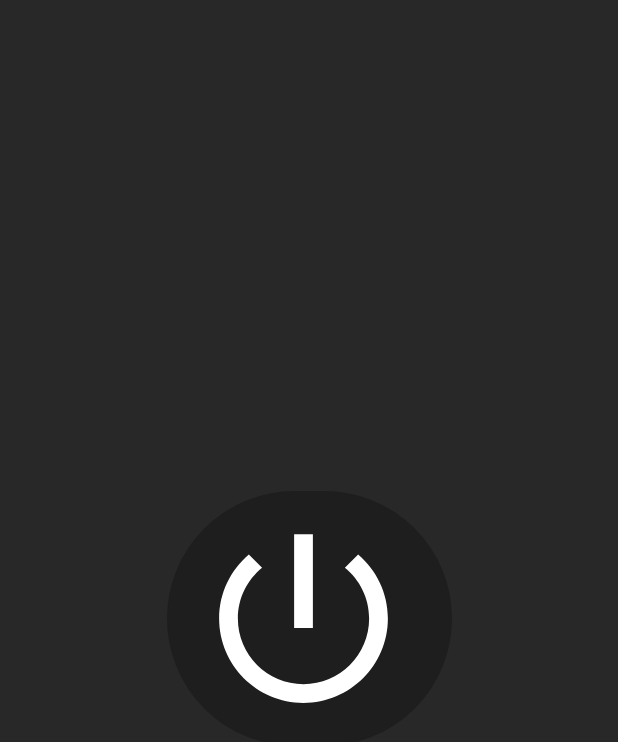
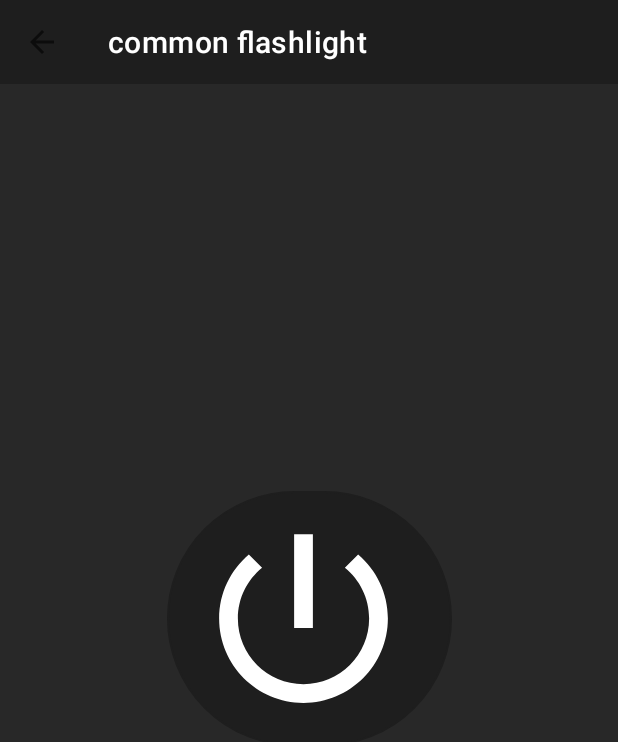
Before and after one commit to alirezaarzehgar/android-flashlight, an Android app: the NormalFlashLightActivity screen opened directly, with no data from a screen before it, on a phone screen of 412 x 824 dp. Shown: the top 742 px of the screen. Run offline under Robolectric (Android 15) with nearby library versions, the phone set to English and light mode, and no system bars.

Commit message:
create support action bar and add to it home

```diff
--- a/app/src/main/AndroidManifest.xml
+++ b/app/src/main/AndroidManifest.xml
@@ -13,8 +13,10 @@
         android:roundIcon="@mipmap/ic_launcher_round"
         android:supportsRtl="false"
         android:theme="@style/Theme.Flashlight">
-        <activity android:name=".FlashlightMachineGunActivity"></activity>
-        <activity android:name=".NormalFlashLightActivity" />
+        <activity android:name=".FlashlightMachineGunActivity"
+            android:parentActivityName=".MainActivity"/>
+        <activity android:name=".NormalFlashLightActivity"
+            android:parentActivityName=".MainActivity"/>
         <activity android:name=".MainActivity">
             <intent-filter>
                 <action android:name="android.intent.action.MAIN" />
--- a/app/src/main/java/com/example/flashlight/NormalFlashLightActivity.kt
+++ b/app/src/main/java/com/example/flashlight/NormalFlashLightActivity.kt
@@ -3,6 +3,8 @@ package com.example.flashlight
 import androidx.appcompat.app.AppCompatActivity
 import android.os.Bundle
 import com.example.flashlight.camera.CameraManaging
+import kotlinx.android.synthetic.main.activity_main.*
+import kotlinx.android.synthetic.main.activity_normal_flash_light.*
 import kotlinx.android.synthetic.main.button_layout.*
 
 class NormalFlashLightActivity : AppCompatActivity() {
@@ -11,8 +13,12 @@ class NormalFlashLightActivity : AppCompatActivity() {
 
     override fun onCreate(savedInstanceState: Bundle?) {
         super.onCreate(savedInstanceState)
+        setContentView(R.layout.activity_normal_flash_light)
 
-        setContentView(R.layout.activity_normal_flash_light)
+        setSupportActionBar(toolbar_normal)
+        supportActionBar?.setDisplayHomeAsUpEnabled(true)
+        supportActionBar?.title = "common flashlight"
+
         flashlightButtong.setOnClickListener {
             if (cameraManaging.isFlashlightTurnedOn) {
                 cameraManaging.turnOfFlashlight()
--- a/app/src/main/res/layout/activity_normal_flash_light.xml
+++ b/app/src/main/res/layout/activity_normal_flash_light.xml
@@ -7,6 +7,15 @@
     tools:context=".NormalFlashLightActivity"
     android:background="@color/colorPrimary">
 
+    <androidx.appcompat.widget.Toolbar
+        android:id="@+id/toolbar_normal"
+        android:layout_width="match_parent"
+        android:layout_height="wrap_content"
+        android:background="@color/colorSecondary"
+        app:titleTextColor="@color/white"
+        tools:ignore="MissingConstraints" />
+
+
     <include layout="@layout/button_layout" />
 
 </androidx.constraintlayout.widget.ConstraintLayout>
```
Also changed, not shown: app/src/main/java/com/example/flashlight/FlashlightMachineGunActivity.kt (+7 -0 lines), app/src/main/java/com/example/flashlight/MainActivity.kt (+0 -9 lines), app/src/main/res/layout/activity_flashlight_machine_gun.xml (+11 -1 lines), app/src/main/res/layout/activity_main.xml (+36 -38 lines).
